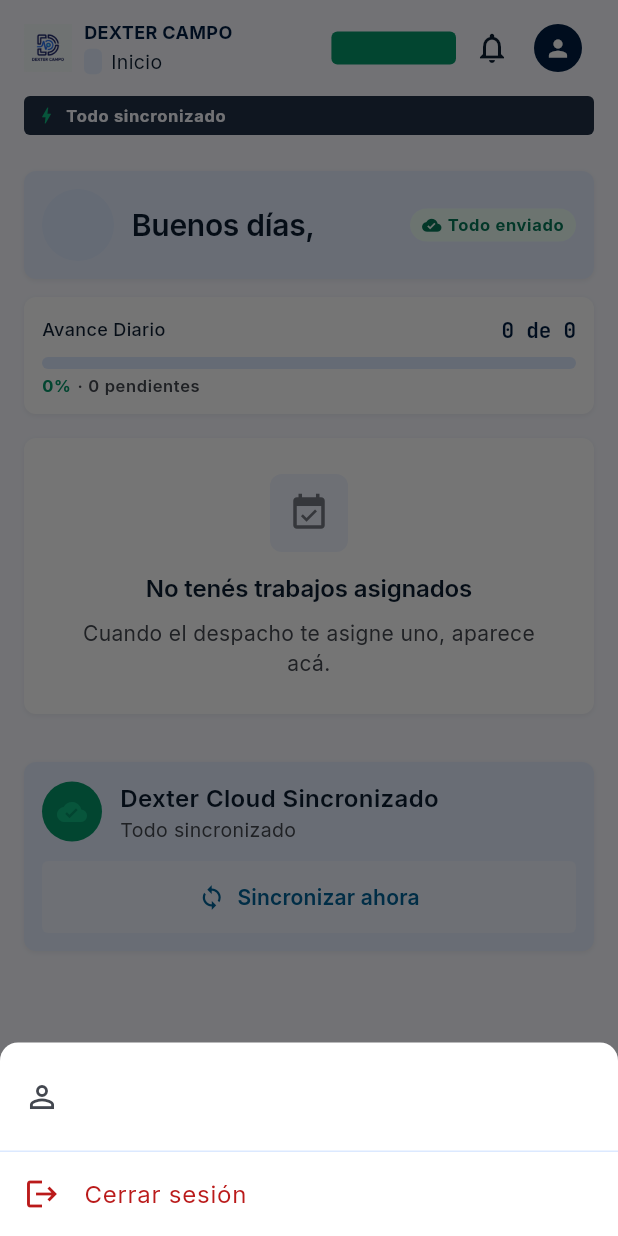
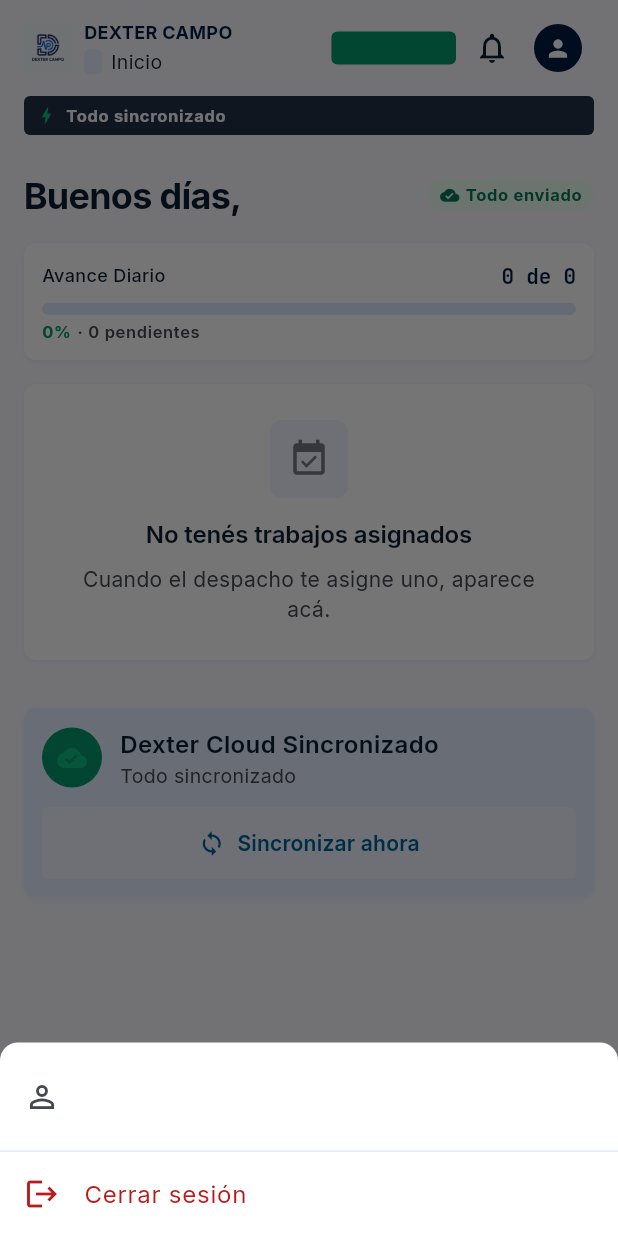
Before and after one commit to sistemas2026-hub/crm-agentico, a Flutter app: the AppShell screen opened directly, after a tap on the "person" icon, on a phone screen of 412 x 824 dp. Run offline on Flutter 3.47's test engine with Material 3 defaults, Android fonts, the phone set to English and light mode, and no system bars; our stand-ins replace connectivity_plus, dio, file_picker, firebase_core, firebase_crashlytics, flutter_riverpod and 10 more; accounts and stored records are empty.

Commit message:
El cierre de jornada existia y no habia como llegar
Construido, probado y sin puerta. El boton "Preparar Devolucion al
Deposito" de Materiales era un Container sin accion: se veia como boton,
se tocaba y no pasaba nada. Era el unico camino. Un boton que no hace
nada es peor que no tenerlo, porque la persona cree que ya dio el paso.

Ademas la pantalla no tenia Scaffold, asi que cada Text salia con el
subrayado amarillo de Flutter. No se habia notado justamente porque nadie
podia abrirla: el defecto y su invisibilidad tenian la misma causa.

Sobre la comparacion con el diseno: las capturas de referencia que venia
usando eran MINIATURAS de 512 px. Servian para leer la estructura, no
para juzgar tipografia ni espaciado. Las originales son de 780 y se piden
con el sufijo =s0 en la URL. Con esas a la vista:

- El saludo pierde la tarjeta y el avatar y pasa a tipografia grande,
  como en el diseno. Gastaba ochenta pixeles de alto para decirle el
  nombre a quien ya sabe como se llama, y empujaba hacia abajo lo unico
  que importa a esa hora, que es el trabajo que sigue. El avatar ya esta
  en el encabezado.

- El titulo del trabajo pasa a ser el PROBLEMA y no el cliente. Sale de
  `resumen`, un campo real del backend que no se dibujaba en ninguna
  pantalla. El diseno lo pone de titulo y tiene razon: a las siete de la
  manana lo que decide el dia es el problema, no el apellido.

- Un solo ritmo vertical entre bloques: los tres primeros iban a `md` y
  los de abajo a `lg`.

- El nombre de la empresa deja de recortarse a "RAPIL...": cede espacio
  despues que la seccion, que ya la marca la barra de abajo.

403 pruebas, verdes con la bandera apagada y encendida.

Co-Authored-By: Claude Opus 5 <noreply@anthropic.com>

```diff
--- a/apps/tecnicos-mobile/lib/core/widgets/dexter_app_header.dart
+++ b/apps/tecnicos-mobile/lib/core/widgets/dexter_app_header.dart
@@ -82,7 +82,12 @@ class DexterAppHeader extends StatelessWidget {
                     const SizedBox(height: 2),
                     Row(
                       children: <Widget>[
+                        // La empresa cede espacio despues que la seccion: es
+                        // la identidad del tenant, y recortada a "RAPIL..." no
+                        // dice de quien es la aplicacion. En que seccion esta
+                        // parado, en cambio, ya lo marca la barra de abajo.
                         Flexible(
+                          flex: 3,
                           child: Container(
                             padding: const EdgeInsets.symmetric(
                               horizontal: 6,
@@ -106,6 +111,7 @@ class DexterAppHeader extends StatelessWidget {
                         if (seccion != null) ...<Widget>[
                           const SizedBox(width: 6),
                           Flexible(
+                            flex: 2,
                             child: Text(
                               seccion!,
                               style: AppTypography.cuerpoChico.copyWith(
@@ -162,7 +168,7 @@ class _ChipConexion extends StatelessWidget {
           AppColors.errorContainer
         ),
       EstadoConexion.desconocido => (
-          'VERIFICANDO',
+          'BUSCANDO',
           AppColors.onSurfaceVariant,
           AppColors.surfaceContainerHigh
         ),
--- a/apps/tecnicos-mobile/lib/features/inicio/inicio_screen.dart
+++ b/apps/tecnicos-mobile/lib/features/inicio/inicio_screen.dart
@@ -169,18 +169,21 @@ class _InicioScreenState extends State<InicioScreen> {
               ),
             ] else ...<Widget>[
               _saludo(sync),
+              // Un solo ritmo entre bloques. Antes los tres primeros iban a
+              // `md` y los de abajo a `lg`: la mitad superior se veia
+              // apretada contra la inferior sin que nada lo justificara.
               if (jornada != null && jornada.hayJornada) ...<Widget>[
-                const SizedBox(height: AppSpacing.md),
+                const SizedBox(height: AppSpacing.lg),
                 _estadoDeJornada(jornada),
               ],
-              const SizedBox(height: AppSpacing.md),
+              const SizedBox(height: AppSpacing.lg),
               _avanceDiario(resumen),
               // Los avisos van arriba, pero **solo cuando existen**: cuando no
               // hay ninguno el bloque no se dibuja, así el día no empieza en
               // rojo por costumbre. Cuando aparece uno, aparece donde se ve,
               // no al final de un scroll largo.
               if (resumen.hayProblemas) ...<Widget>[
-                const SizedBox(height: AppSpacing.md),
+                const SizedBox(height: AppSpacing.lg),
                 _alertas(resumen.avisos),
               ],
               const SizedBox(height: AppSpacing.lg),
@@ -202,6 +205,13 @@ class _InicioScreenState extends State<InicioScreen> {
 
   // --- 1. Saludo -----------------------------------------------------------
 
+  /// El saludo.
+  ///
+  /// Sin tarjeta ni avatar, y en tipografía grande, como en el diseño. La
+  /// versión anterior lo metía en una caja azul con un círculo de iniciales:
+  /// gastaba ochenta píxeles de alto para decir el nombre de quien ya sabe
+  /// cómo se llama, y empujaba hacia abajo lo único que importa a esa hora,
+  /// que es el trabajo que sigue. El avatar ya está arriba, en el encabezado.
   Widget _saludo(SyncSummary? sync) {
     final hora = (widget.ahora ?? DateTime.now()).hour;
     final momento = hora < 12
@@ -210,42 +220,16 @@ class _InicioScreenState extends State<InicioScreen> {
         ? 'Buenas tardes'
         : 'Buenas noches';
 
-    return Container(
-      padding: const EdgeInsets.all(AppSpacing.md),
-      decoration: BoxDecoration(
-        color: AppColors.surfaceContainer,
-        borderRadius: AppRadius.brTarjeta,
-        boxShadow: AppTheme.sombraNivel1,
-      ),
-      child: Row(
+    return Row(
+      crossAxisAlignment: CrossAxisAlignment.center,
       children: <Widget>[
-          Container(
-            width: 48,
-            height: 48,
-            decoration: BoxDecoration(
-              color: AppColors.surfaceContainerHigh,
-              borderRadius: BorderRadius.circular(AppRadius.circulo),
-            ),
-            alignment: Alignment.center,
-            child: Text(
-              _iniciales(widget.nombreTecnico),
-              style: AppTypography.etiquetaGrande.copyWith(
-                color: AppColors.primary,
-              ),
-            ),
-          ),
-          const SizedBox(width: AppSpacing.md),
-          // El saludo se achica antes de cortarse. A 390 px "Buenos días,
-          // Carlos" junto a la chapa de la cola no entra, y cortarlo deja
-          // "Buenos días, C…": el nombre de la persona es justo lo que no
-          // puede desaparecer.
         Expanded(
           child: FittedBox(
             fit: BoxFit.scaleDown,
             alignment: Alignment.centerLeft,
             child: Text(
               '$momento, ${_primerNombre(widget.nombreTecnico)}',
-                style: AppTypography.tituloMedio,
+              style: AppTypography.tituloGrande,
               maxLines: 1,
             ),
           ),
@@ -253,7 +237,6 @@ class _InicioScreenState extends State<InicioScreen> {
         const SizedBox(width: AppSpacing.sm),
         _estadoDeEnvio(sync),
       ],
-      ),
     );
   }
 
@@ -728,17 +711,7 @@ class _InicioScreenState extends State<InicioScreen> {
 
   static String _primerNombre(String nombre) => nombre.trim().split(' ').first;
 
-  static String _iniciales(String nombre) {
-    final partes = nombre
-        .trim()
-        .split(RegExp(r'\s+'))
-        .where((String p) => p.isNotEmpty)
-        .toList();
-    if (partes.isEmpty) return '';
-    if (partes.length == 1) return partes.first.substring(0, 1).toUpperCase();
-    return (partes.first.substring(0, 1) + partes[1].substring(0, 1))
-        .toUpperCase();
-  }
+
 }
 
 /// Un aviso, pintado según su gravedad.
@@ -954,13 +927,29 @@ class _TarjetaDeTrabajo extends StatelessWidget {
                   ],
                 ),
                 const SizedBox(height: AppSpacing.xs),
+                // Qué hay que hacer, si la orden lo dice; si no, para quién.
+                //
+                // `resumen` es un campo real del backend que hasta ahora no
+                // se dibujaba en ninguna pantalla. Es la línea que el diseño
+                // pone como título, y tiene sentido: a las siete de la mañana
+                // lo primero que decide el día es el problema, no el apellido
+                // de quien lo tiene.
+                Text(
+                  trabajo.resumen.isEmpty
+                      ? trabajo.clienteNombre
+                      : trabajo.resumen,
+                  maxLines: 2,
+                  overflow: TextOverflow.ellipsis,
+                  style: AppTypography.tituloChico.copyWith(
+                    fontWeight: FontWeight.w700,
+                  ),
+                ),
+                if (trabajo.resumen.isNotEmpty)
                   Text(
                     trabajo.clienteNombre,
                     maxLines: 1,
                     overflow: TextOverflow.ellipsis,
-                  style: AppTypography.tituloChico.copyWith(
-                    fontWeight: FontWeight.w700,
-                  ),
+                    style: AppTypography.cuerpo,
                   ),
                 const SizedBox(height: AppSpacing.xs),
                 Row(
```
Also changed, not shown: apps/tecnicos-mobile/lib/features/materiales/devolucion_screen.dart (+15 -0 lines), apps/tecnicos-mobile/lib/features/materiales/materiales_screen.dart (+18 -1 lines), 12 other files. Lines whose indentation alone changed are shown as unchanged.
